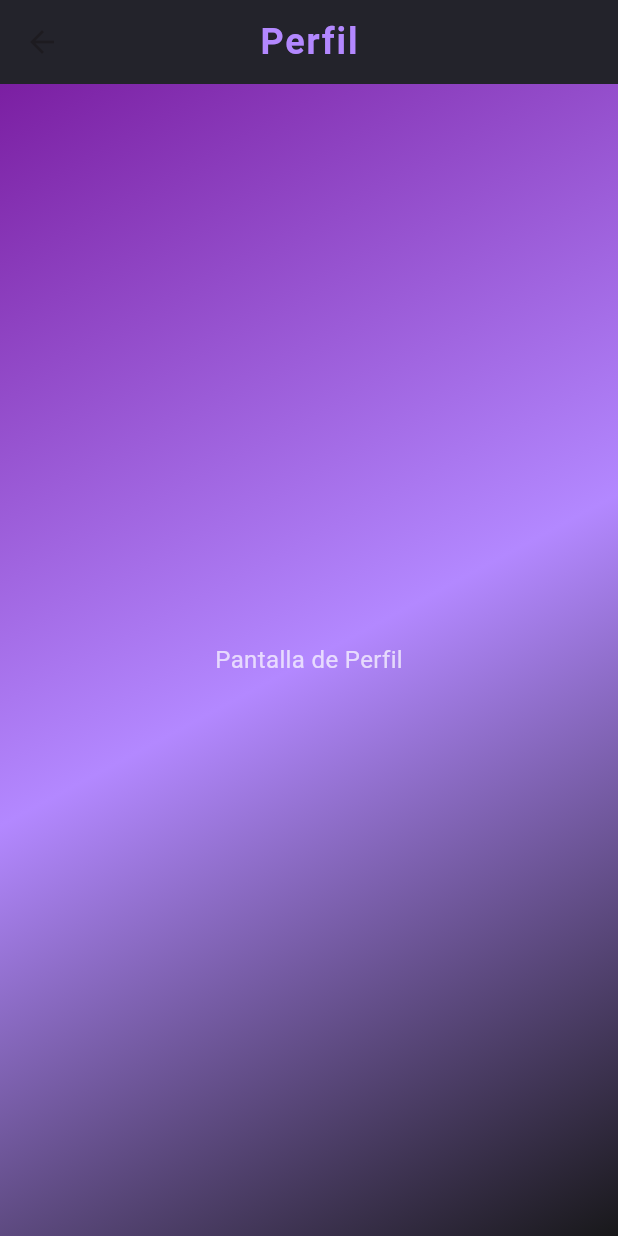
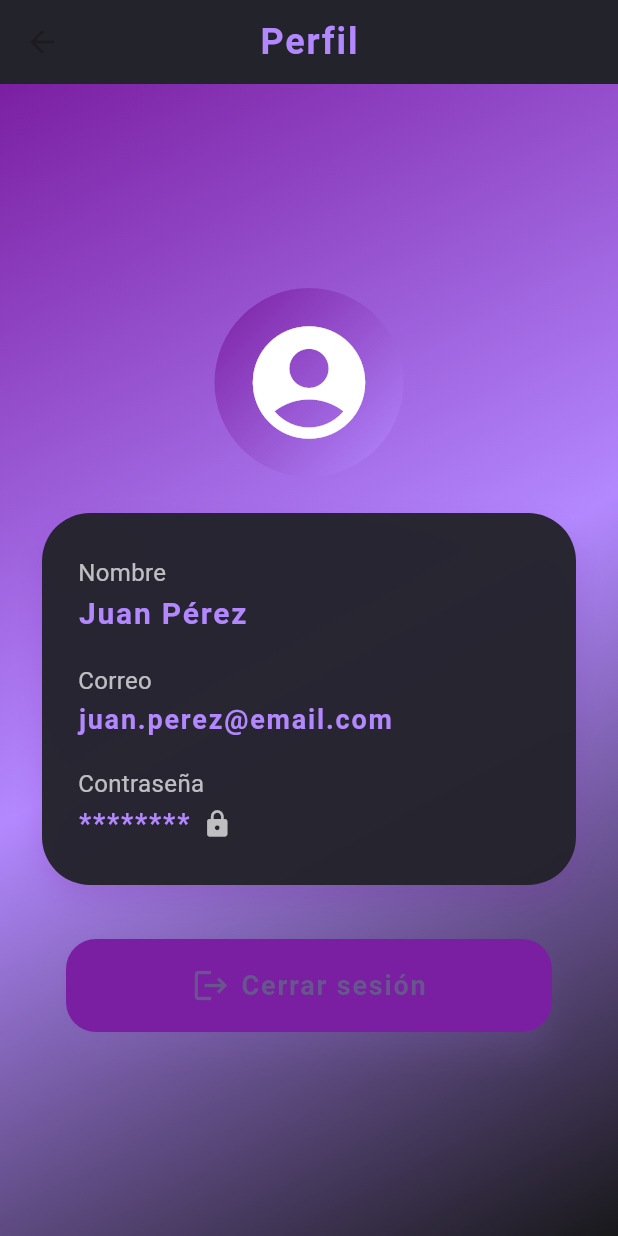
Before and after one commit to JoustenBlanco/conn_ve, a Flutter app: the PerfilPage screen opened directly, on a phone screen of 412 x 824 dp. Run offline on Flutter 3.47's test engine with Material 3 defaults, Android fonts, the phone set to English and light mode, and no system bars; our stand-ins replace geolocator, google_maps_flutter, permission_handler, supabase_flutter; accounts and stored records are empty.

Commit message:
[ADD] Profile page frontend

```diff
--- a/lib/pages/perfil_page.dart
+++ b/lib/pages/perfil_page.dart
@@ -8,6 +8,11 @@ class PerfilPage extends StatelessWidget {
 
   @override
   Widget build(BuildContext context) {
+    // Datos de ejemplo (reemplaza por datos reales cuando los tengas)
+    final String nombre = 'Juan Pérez';
+    final String correo = 'juan.perez@email.com';
+    final String contrasenia = '********';
+
     return Scaffold(
       backgroundColor: AppColors.darkBg,
       appBar: AppBar(
@@ -20,10 +25,78 @@ class PerfilPage extends StatelessWidget {
         width: double.infinity,
         height: double.infinity,
         decoration: AppDecorations.backgroundGradient,
-        child: Center(
-          child: Text(
-            'Pantalla de Perfil',
-            style: AppTextStyles.subtitle,
+        child: SafeArea(
+          child: Center(
+            child: SingleChildScrollView(
+              child: Column(
+                mainAxisAlignment: MainAxisAlignment.center,
+                children: [
+                  // Avatar/Icono usuario
+                  Container(
+                    decoration: AppDecorations.iconCircle,
+                    padding: const EdgeInsets.all(18),
+                    margin: const EdgeInsets.only(bottom: 24),
+                    child: const Icon(
+                      Icons.account_circle_rounded,
+                      color: AppColors.textColor,
+                      size: 90,
+                    ),
+                  ),
+                  // Card de datos
+                  Container(
+                    margin: const EdgeInsets.symmetric(horizontal: 28),
+                    padding: const EdgeInsets.symmetric(horizontal: 24, vertical: 28),
+                    decoration: AppDecorations.card(opacity: 0.97),
+                    child: Column(
+                      crossAxisAlignment: CrossAxisAlignment.start,
+                      children: [
+                        Text('Nombre', style: AppTextStyles.subtitle),
+                        const SizedBox(height: 2),
+                        Text(nombre, style: AppTextStyles.title.copyWith(fontSize: 20)),
+                        const SizedBox(height: 18),
+                        Text('Correo', style: AppTextStyles.subtitle),
+                        const SizedBox(height: 2),
+                        Text(correo, style: AppTextStyles.title.copyWith(fontSize: 18, color: AppColors.purpleAccent)),
+                        const SizedBox(height: 18),
+                        Text('Contraseña', style: AppTextStyles.subtitle),
+                        const SizedBox(height: 2),
+                        Row(
+                          children: [
+                            Text(contrasenia, style: AppTextStyles.title.copyWith(fontSize: 18)),
+                            const SizedBox(width: 8),
+                            Icon(Icons.lock, color: AppColors.hintColor, size: 20),
+                          ],
+                        ),
+                      ],
+                    ),
+                  ),
+                  const SizedBox(height: 36),
+                  Padding(
+                    padding: const EdgeInsets.symmetric(horizontal: 44.0),
+                    child: SizedBox(
+                      width: double.infinity,
+                      child: ElevatedButton.icon(
+                        style: ElevatedButton.styleFrom(
+                          backgroundColor: AppColors.purplePrimary,
+                          padding: const EdgeInsets.symmetric(vertical: 18),
+                          shape: RoundedRectangleBorder(
+                            borderRadius: BorderRadius.circular(20),
+                          ),
+                          textStyle: AppTextStyles.title.copyWith(fontSize: 18),
+                          elevation: 8,
+                          shadowColor: AppColors.purpleAccent.withOpacity(0.25),
+                        ),
+                        icon: const Icon(Icons.logout, size: 26),
+                        label: const Text('Cerrar sesión'),
+                        onPressed: () {
+                          // Aquí va la lógica de logout
+                        },
+                      ),
+                    ),
+                  ),
+                ],
+              ),
+            ),
           ),
         ),
       ),
```
